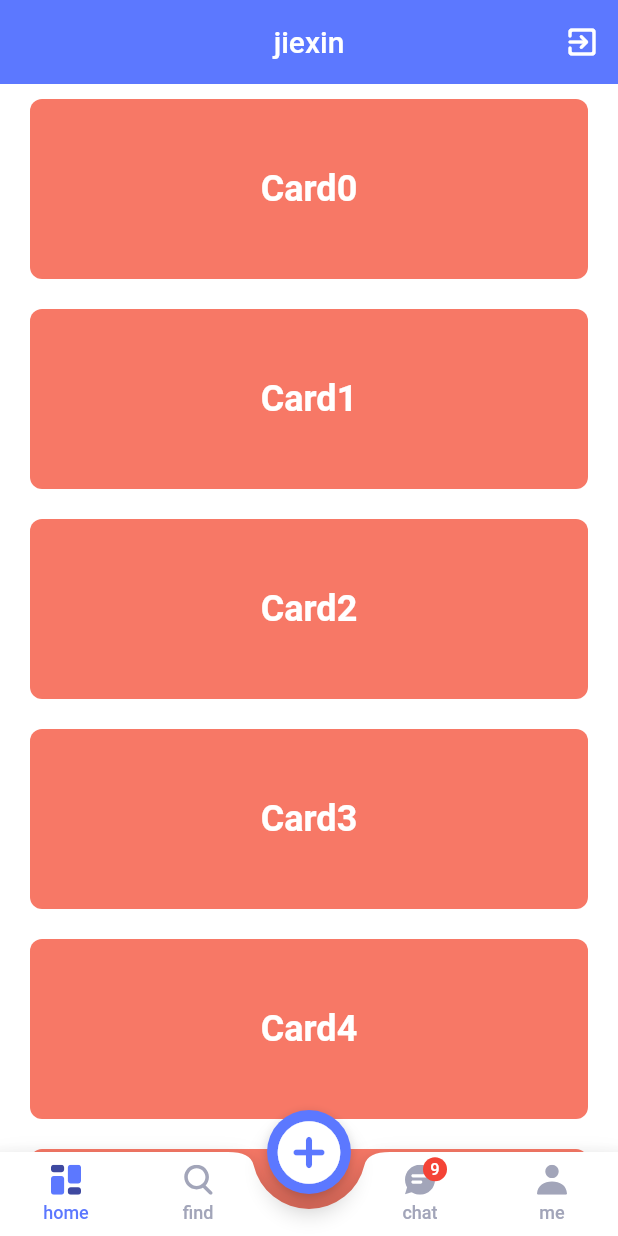
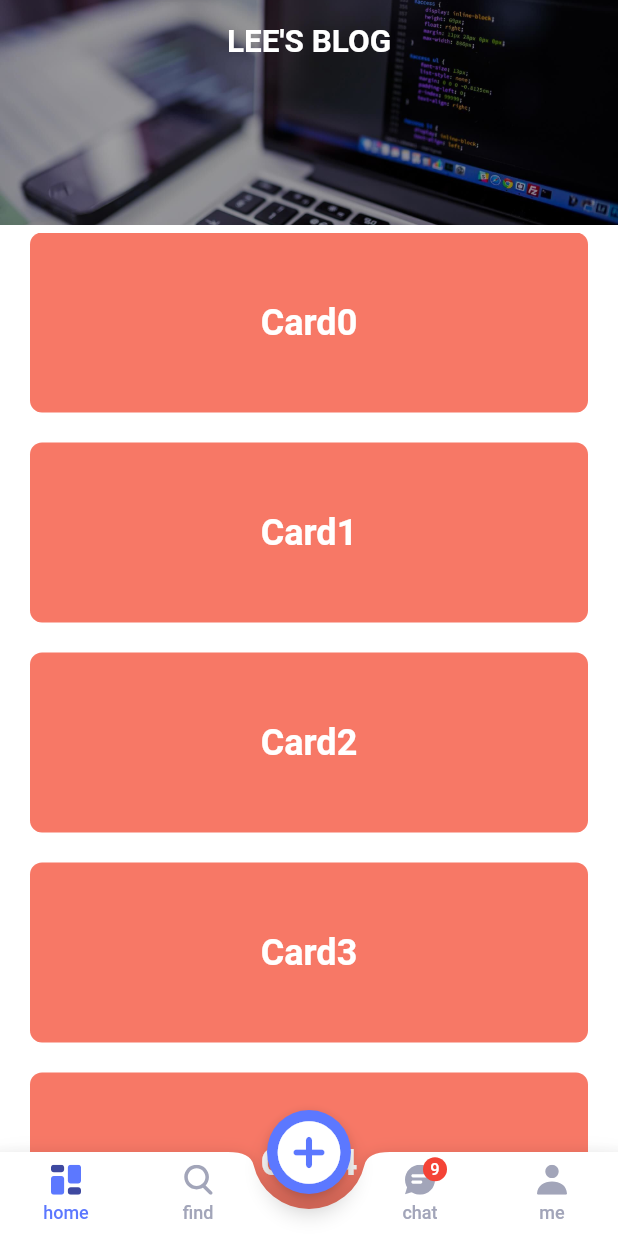
Before and after one commit to JiexinLee/blog, a Flutter app: the MyHomePage screen opened directly, on a phone screen of 412 x 824 dp. Run offline on Flutter 3.47's test engine with Material 2 defaults, Android fonts, the phone set to English and light mode, and no system bars; our stand-ins replace flutter_svg, font_awesome_flutter, get, shared_preferences, smooth_page_indicator; accounts and stored records are empty.

Commit message:
update changes

```diff
--- a/lib/main.dart
+++ b/lib/main.dart
@@ -38,17 +38,19 @@ class MyApp extends StatelessWidget {
 
 class MyHomePage extends StatefulWidget {
   const MyHomePage({Key? key, required this.title}) : super(key: key);
-
   final String title;
-
   @override
   State<MyHomePage> createState() => _MyHomePageState();
 }
 
 class _MyHomePageState extends State<MyHomePage> {
   final PageController pageController = PageController();
-  final controller = ScrollController();
   int currentIndex = 0;
+
+  @override
+  void initState() {
+    super.initState();
+  }
 
   void onIndexChanged(int index) {
     setState(() {
@@ -60,8 +62,8 @@ class _MyHomePageState extends State<MyHomePage> {
   @override
   Widget build(BuildContext context) {
     return Scaffold(
-      extendBody: true, // 扩展到Scaffold的底部
-      resizeToAvoidBottomInset: false, // 不允许键盘事件影响界面
+      extendBody: true, // extend to Scaffold bottom
+      resizeToAvoidBottomInset: false, // avoid keyboard impact
       // appBar: AppBar(
       //   actions: [
       //     IconButton(
@@ -80,7 +82,7 @@ class _MyHomePageState extends State<MyHomePage> {
       //     style: const TextStyle(color: Colors.white),
       //   ),
       // ),
-      // PageController 控制 PageView 呈现页面
+      // PageController controls PageView for displaying pages
       body: PageView(
         physics: const NeverScrollableScrollPhysics(),
         controller: pageController,
@@ -114,14 +116,14 @@ class _MyHomePageState extends State<MyHomePage> {
               icon: SvgIcon.user,
             ),
           ],
-          onTap: onIndexChanged, // 切换tab事件
+          onTap: onIndexChanged, // change index with tap
         ),
       floatingActionButton: FloatingActionButton(
         onPressed: () => Get.to(()=> Post()),
         child: const Icon(Icons.add_circle_rounded, size: 50),
-      ), // 浮动按钮
+      ), // floating button
       floatingActionButtonLocation:
-          FloatingActionButtonLocation.centerDocked, // 浮动按钮 停靠在底部中间位置
+          FloatingActionButtonLocation.centerDocked, // Floating button - stick in the middle of the dock
     );
   }
 }
--- a/lib/pages/home/home.dart
+++ b/lib/pages/home/home.dart
@@ -17,31 +17,42 @@ class _HomeState extends State<Home> {
   @override
   Widget build(BuildContext context) {
     return Scaffold(
-      appBar: AppBar(
-        actions: [
-          IconButton(
-            onPressed: () async {
-              final prefs = await SharedPreferences.getInstance();
-              prefs.setBool("showHome", false);
-              Get.offAll(()=>Welcome());
-            },
-            icon: const Icon(Icons.exit_to_app_rounded),
+      body: NestedScrollView(
+        floatHeaderSlivers: true,
+        headerSliverBuilder: (BuildContext context, bool innerBoxIsScrolled) {
+          return [
+            SliverAppBar(
+              centerTitle: true,
+              title: const Text(
+                "LEE'S BLOG",
+                style: TextStyle(
                     color: Colors.white,
+                    fontSize: 21,
+                    fontWeight: FontWeight.bold),
               ),
-        ],
-        backgroundColor: AppColor.accentColor,
-        title: Text(
-          'jiexin',
-          style: const TextStyle(color: Colors.white),
+              expandedHeight: 150,
+              flexibleSpace: FlexibleSpaceBar(
+                background: Image.asset(
+                  "assets/images/home_cover.png",
+                  fit: BoxFit.cover,
                 ),
               ),
+              backgroundColor: AppColor.mainThemeColor,
+              floating: true,
+              snap: true,
+              pinned: true,
+            ),
+          ];
+        },
         body: Container(
-        margin: const EdgeInsets.only(top: 10),
+          margin: const EdgeInsets.only(top: 5),
           child: ListView.separated(
-          itemCount: 10,
+            itemCount: 20,
             itemBuilder: (context, index) => card(index, context),
-          separatorBuilder: (BuildContext context, int index) => const SizedBox(
+            separatorBuilder: (BuildContext context, int index) =>
+                const SizedBox(
               height: 20,
+            ),
           ),
         ),
       ),
--- a/lib/pages/welcome/welcome.dart
+++ b/lib/pages/welcome/welcome.dart
@@ -51,7 +51,7 @@ class _WelcomeState extends State<Welcome> {
               subtitle: testText,
             ),
             buildWelcomePage(
-              title: "MOBILE DEVELOP",
+              title: "MOBILE DEVELOPER",
               color: Colors.lime.shade100,
               urlImage: "assets/images/taxation.png",
               subtitle: testText,
```
Also changed, not shown: assets/images/home_cover.png (added). Lines whose indentation alone changed are shown as unchanged.
